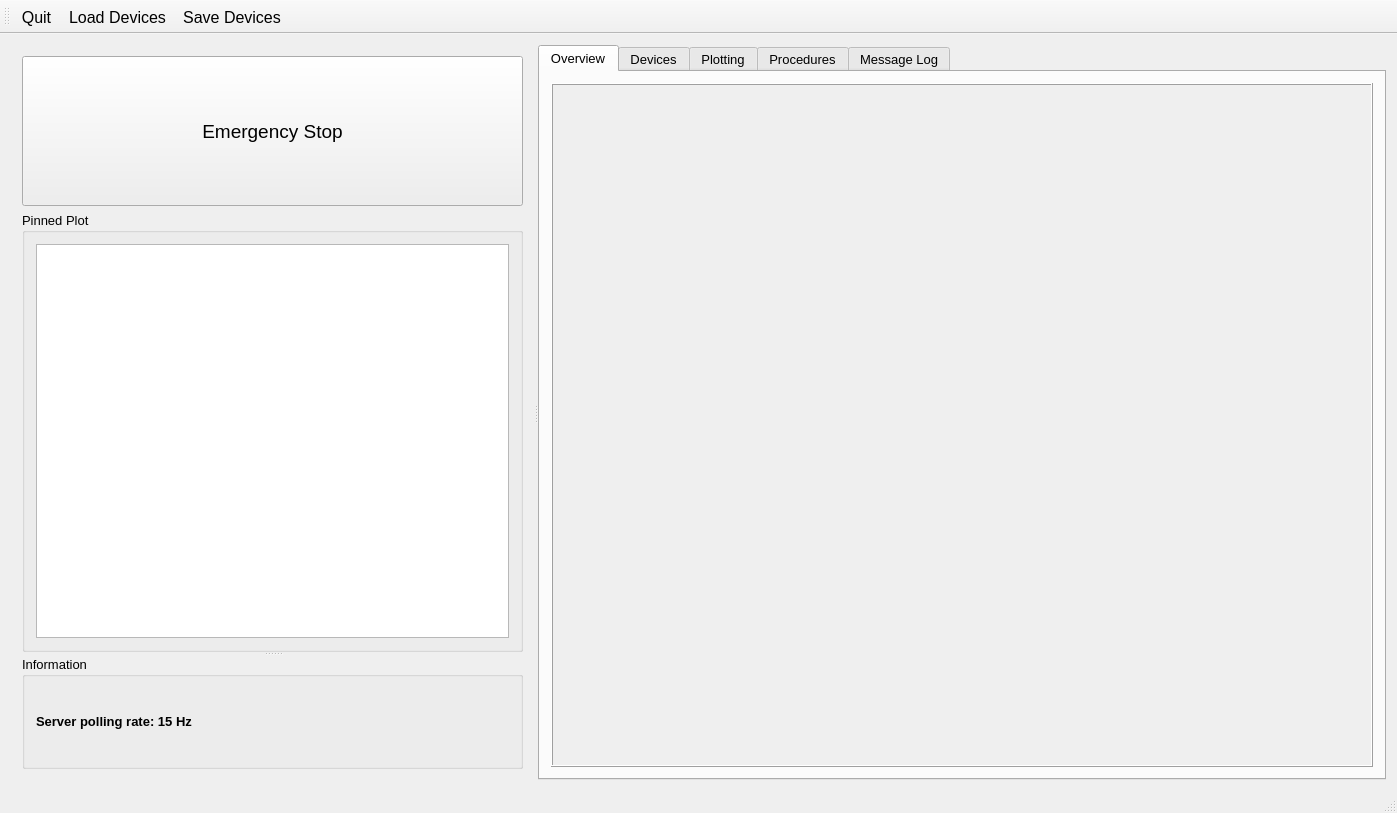
Before: the Qt Designer form Software/ControlSystem/qt/designer/MainWindow.ui in DanielWinklehner/Ion-Source-Control-System, drawn with Qt 5.
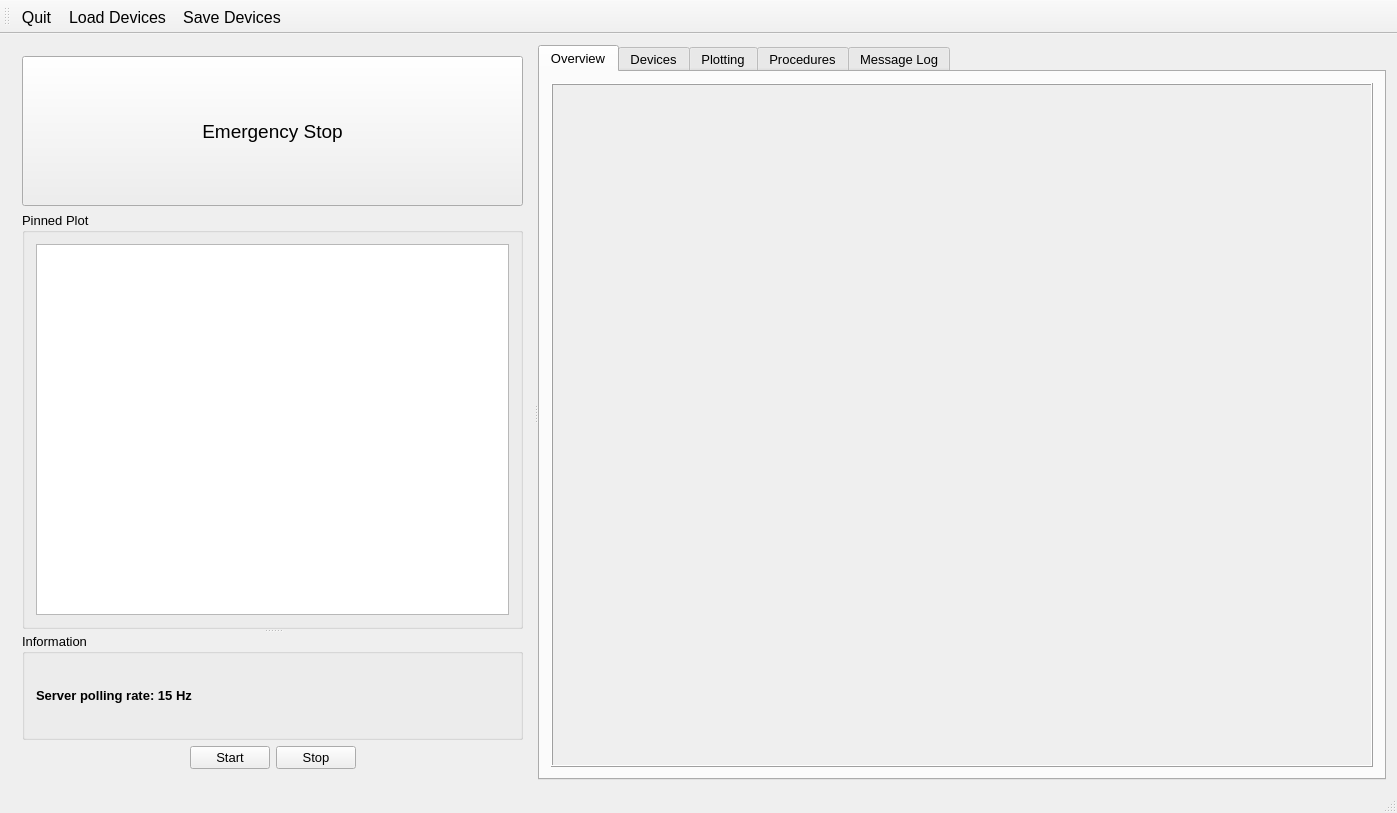
After: the same form once the commit is applied. Custom widgets are drawn as their Qt base class.

What changed in the file:
```diff
--- a/Software/ControlSystem/qt/designer/MainWindow.ui
+++ b/Software/ControlSystem/qt/designer/MainWindow.ui
@@ -153,6 +153,50 @@
           </widget>
          </widget>
         </item>
+        <item>
+         <layout class="QHBoxLayout" name="horizontalLayout_3">
+          <item>
+           <spacer name="horizontalSpacer">
+            <property name="orientation">
+             <enum>Qt::Horizontal</enum>
+            </property>
+            <property name="sizeHint" stdset="0">
+             <size>
+              <width>40</width>
+              <height>20</height>
+             </size>
+            </property>
+           </spacer>
+          </item>
+          <item>
+           <widget class="QPushButton" name="btnStartPause">
+            <property name="text">
+             <string>Start</string>
+            </property>
+           </widget>
+          </item>
+          <item>
+           <widget class="QPushButton" name="btnStop_2">
+            <property name="text">
+             <string>Stop</string>
+            </property>
+           </widget>
+          </item>
+          <item>
+           <spacer name="horizontalSpacer_2">
+            <property name="orientation">
+             <enum>Qt::Horizontal</enum>
+            </property>
+            <property name="sizeHint" stdset="0">
+             <size>
+              <width>40</width>
+              <height>20</height>
+             </size>
+            </property>
+           </spacer>
+          </item>
+         </layout>
+        </item>
        </layout>
       </widget>
       <widget class="QTabWidget" name="tabMain">
```
Left out of the diff: 3 changed lines with no effect on the pictures.
